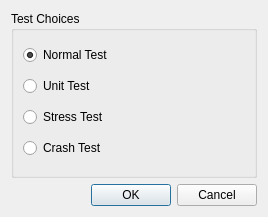
This is neurolabi/gui/dialogs/ztestoptiondialog.ui in janelia-flyem/NeuTu as Qt 5 draws it before an edit. The edited form follows.
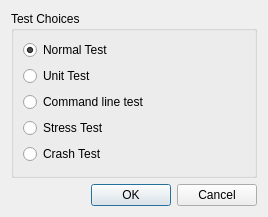
This is the edited form.

Commit message: reorganize skeletonizaiton command code

```diff
--- a/neurolabi/gui/dialogs/ztestoptiondialog.ui
+++ b/neurolabi/gui/dialogs/ztestoptiondialog.ui
@@ -37,6 +37,13 @@
         </property>
        </widget>
       </item>
+      <item>
+       <widget class="QRadioButton" name="commandTestRadioButton">
+        <property name="text">
+         <string>Command line test</string>
+        </property>
+       </widget>
+      </item>
       <item>
        <widget class="QRadioButton" name="stressTestRadioButton">
         <property name="text">
```
Left out of the diff: 1 changed line with no effect on the pictures. The commit also changes 10 other files.
